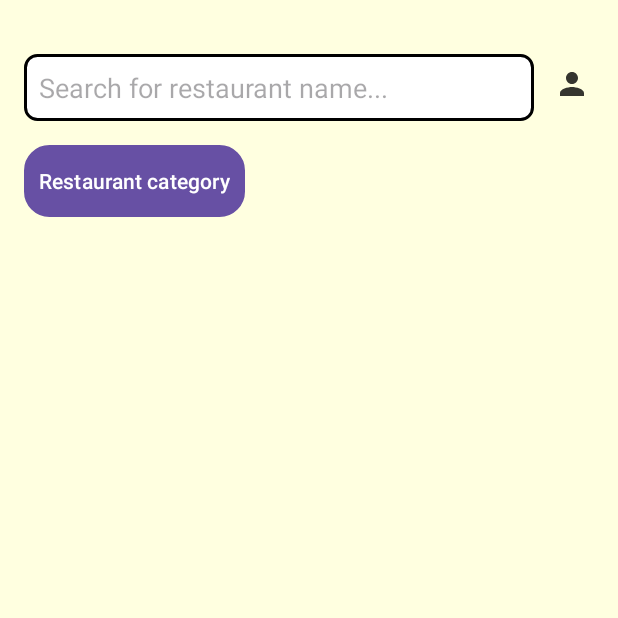
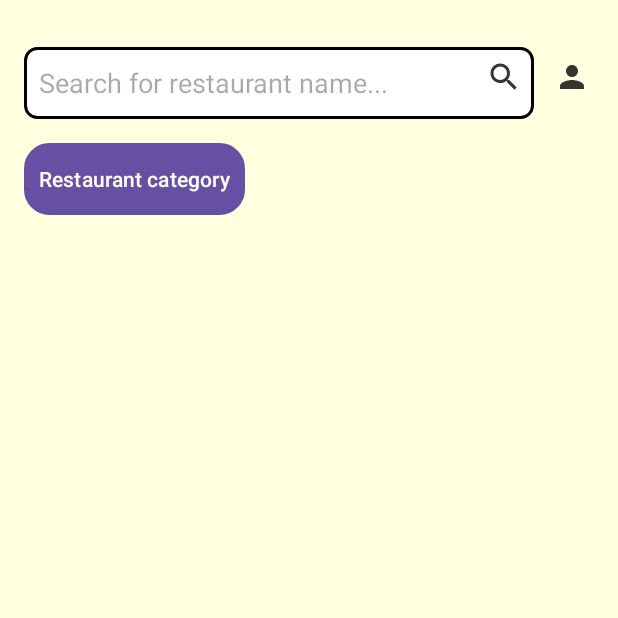
Before and after one commit to kiennghiadao/Review-Restaurant-App, an Android app: the activity_main screen opened directly, with no data from a screen before it, on a phone screen of 412 x 824 dp, the top half of it. Run offline under Robolectric (Android 15) with nearby library versions, the phone set to English and light mode, and no system bars.

Commit message:
update 18/8

```diff
--- a/NMOBILE/app/src/main/java/com/example/nmobile/AddRestaurantActivity.java
+++ b/NMOBILE/app/src/main/java/com/example/nmobile/AddRestaurantActivity.java
@@ -152,7 +152,6 @@ public class AddRestaurantActivity extends AppCompatActivity {
 
         if (result != -1) {
             Toast.makeText(this, "Restaurant added successfully", Toast.LENGTH_SHORT).show();
-            finish();
         } else {
             Toast.makeText(this, "Error adding restaurant", Toast.LENGTH_SHORT).show();
         }
--- a/NMOBILE/app/src/main/java/com/example/nmobile/DatabaseHelper.java
+++ b/NMOBILE/app/src/main/java/com/example/nmobile/DatabaseHelper.java
@@ -30,7 +30,7 @@ public class DatabaseHelper extends SQLiteOpenHelper {
     // Bảng categories
     private static final String TABLE_CATEGORIES = "categories";
     private static final String COLUMN_CATEGORY_ID = "category_id";
-    private static final String COLUMN_CATEGORY_NAME = "name";
+    public static final String COLUMN_CATEGORY_NAME = "name";
 
     // Bảng reviews
     private static final String TABLE_REVIEWS = "reviews";
@@ -253,4 +253,11 @@ public class DatabaseHelper extends SQLiteOpenHelper {
         SQLiteDatabase db = this.getReadableDatabase();
         return db.query(TABLE_RESTAURANTS, null, null, null, null, null, null);
     }
+
+    // Tìm kiếm nhà hàng theo tên
+    public Cursor searchRestaurants(String query) {
+        SQLiteDatabase db = this.getReadableDatabase();
+        String[] selectionArgs = new String[]{"%" + query + "%"};
+        return db.query(TABLE_RESTAURANTS, null, COLUMN_RESTAURANT_NAME + " LIKE ?", selectionArgs, null, null, null);
+    }
 }
--- a/NMOBILE/app/src/main/java/com/example/nmobile/RestaurantAdapter.java
+++ b/NMOBILE/app/src/main/java/com/example/nmobile/RestaurantAdapter.java
@@ -50,7 +50,6 @@ public class RestaurantAdapter extends RecyclerView.Adapter<RestaurantAdapter.Vi
         }
     }
 
-
     @Override
     public int getItemCount() {
         return cursor.getCount();
--- a/NMOBILE/app/src/main/java/com/example/nmobile/activity_main.java
+++ b/NMOBILE/app/src/main/java/com/example/nmobile/activity_main.java
@@ -5,29 +5,38 @@ import android.database.Cursor;
 import android.os.Bundle;
 import android.view.View;
 import android.widget.Button;
+import android.widget.EditText;
 import android.widget.ImageButton;
 import android.app.Dialog;
 import androidx.appcompat.app.AppCompatActivity;
 import androidx.recyclerview.widget.LinearLayoutManager;
 import androidx.recyclerview.widget.RecyclerView;
 
+
 public class activity_main extends AppCompatActivity {
 
+    private EditText searchBar;
     private ImageButton profileButton;
     private String userRole;
     private RecyclerView recyclerView;
     private RestaurantAdapter adapter;
     private DatabaseHelper dbHelper;
     private Button manageRestaurantsButton;
+    private ImageButton searchButton;
 
     @Override
     protected void onCreate(Bundle savedInstanceState) {
         super.onCreate(savedInstanceState);
         setContentView(R.layout.activity_main);
 
+        searchBar = findViewById(R.id.search_bar);
+        searchButton = findViewById(R.id.search_button);
+
         // Truy xuất vai trò người dùng từ Intent
         Intent intent = getIntent();
         userRole = intent.getStringExtra("User Role");
+
+        dbHelper = new DatabaseHelper(this);
 
         // Mở nút profile
         profileButton = findViewById(R.id.profile_button);
@@ -36,7 +45,8 @@ public class activity_main extends AppCompatActivity {
         recyclerView = findViewById(R.id.recyclerView);
         recyclerView.setLayoutManager(new LinearLayoutManager(this));
 
-        dbHelper = new DatabaseHelper(this);
+        searchButton.setOnClickListener(view -> performSearch());
+
         loadRestaurants();
     }
 
@@ -100,6 +110,13 @@ public class activity_main extends AppCompatActivity {
         loadRestaurants(); // Tải lại danh sách quán ăn từ cơ sở dữ liệu
     }
 
+    private void performSearch() {
+        String query = searchBar.getText().toString();
+        Cursor cursor = dbHelper.searchRestaurants(query);
+        adapter = new RestaurantAdapter(this, cursor);
+        recyclerView.setAdapter(adapter);
+    }
+
     private void loadRestaurants() {
         Cursor cursor = dbHelper.getAllRestaurants();
         adapter = new RestaurantAdapter(this, cursor);
--- /dev/null
+++ b/NMOBILE/app/src/main/res/drawable-anydpi/ic_search.xml
@@ -0,0 +1,11 @@
+<vector xmlns:android="http://schemas.android.com/apk/res/android"
+    android:width="24dp"
+    android:height="24dp"
+    android:viewportWidth="24"
+    android:viewportHeight="24"
+    android:tint="#020202"
+    android:alpha="0.8">
+  <path
+      android:fillColor="@android:color/white"
+      android:pathData="M15.5,14h-0.79l-0.28,-0.27C15.41,12.59 16,11.11 16,9.5 16,5.91 13.09,3 9.5,3S3,5.91 3,9.5 5.91,16 9.5,16c1.61,0 3.09,-0.59 4.23,-1.57l0.27,0.28v0.79l5,4.99L20.49,19l-4.99,-5zM9.5,14C7.01,14 5,11.99 5,9.5S7.01,5 9.5,5 14,7.01 14,9.5 11.99,14 9.5,14z"/>
+</vector>
--- a/NMOBILE/app/src/main/res/layout/activity_main.xml
+++ b/NMOBILE/app/src/main/res/layout/activity_main.xml
@@ -11,11 +11,26 @@
         android:layout_width="match_parent"
         android:layout_height="wrap_content"
         android:layout_alignParentTop="true"
-        android:layout_marginTop="20dp"
+        android:layout_marginTop="15dp"
         android:layout_marginEnd="40dp"
         android:background="@drawable/search_bar_background"
         android:hint="Search for restaurant name..."
-        android:padding="10dp"/>
+        android:minHeight="48dp"
+        android:padding="10dp" />
+
+    <!-- Search Button -->
+    <ImageButton
+        android:id="@+id/search_button"
+        android:layout_width="40dp"
+        android:layout_height="40dp"
+        android:layout_alignParentEnd="true"
+        android:layout_alignParentTop="true"
+        android:layout_marginTop="15dp"
+        android:layout_marginEnd="40dp"
+        android:src="@drawable/ic_search"
+        android:background="?attr/selectableItemBackground"
+        android:contentDescription="Search"
+        android:scaleType="centerInside"/>
 
     <!-- Profile Button -->
     <ImageButton
@@ -24,7 +39,7 @@
         android:layout_height="40dp"
         android:layout_alignParentEnd="true"
         android:layout_alignParentTop="true"
-        android:layout_marginTop="20dp"
+        android:layout_marginTop="15dp"
         android:contentDescription="Profile"
         android:src="@drawable/ic_profile"
         android:background="?attr/selectableItemBackground"
```
Also changed, not shown: NMOBILE/app/src/main/res/drawable-hdpi/ic_search.png (added), NMOBILE/app/src/main/res/drawable-mdpi/ic_search.png (added), NMOBILE/app/src/main/res/drawable-xhdpi/ic_search.png (added), NMOBILE/app/src/main/res/drawable-xxhdpi/ic_search.png (added).
